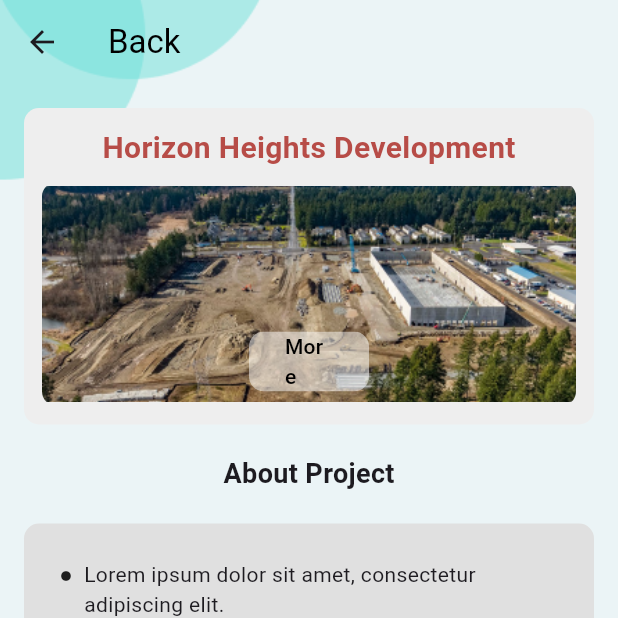
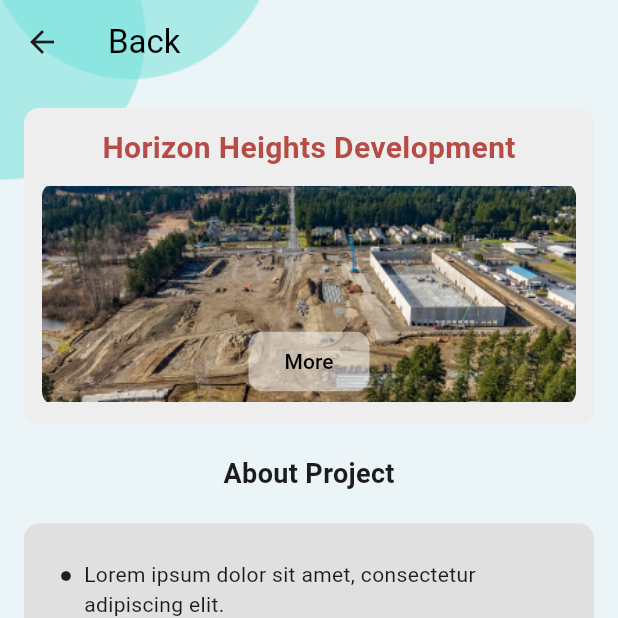
Before and after one commit to NepThunder/vizscope, a Flutter app: the Home screen opened by its route, after a tap on "Horizon Heights Development", on a phone screen of 412 x 824 dp, the top half of it. Run offline on Flutter 3.47's test engine with Material 3 defaults, Android fonts, the phone set to English and light mode, and no system bars; our stand-ins replace firebase_auth, firebase_core, flutter_dotenv, logger, lottie, photo_view; accounts and stored records are empty.

Commit message:
modified:   lib/pages/forgot_password.dart 	modified:   lib/pages/home.dart 	modified:   lib/pages/project_details.dart

```diff
--- a/lib/pages/forgot_password.dart
+++ b/lib/pages/forgot_password.dart
@@ -56,7 +56,7 @@ class _ForgotPasswordState extends State<ForgotPassword> {
           ),
         ),
       ),
-      resizeToAvoidBottomInset: true,
+      resizeToAvoidBottomInset: false,
       body: SingleChildScrollView(
         child: Padding(
           padding: const EdgeInsets.all(16.0),
--- a/lib/pages/home.dart
+++ b/lib/pages/home.dart
@@ -48,6 +48,7 @@ class _HomeState extends State<Home> {
         ),
       ),
       child: Scaffold(
+        resizeToAvoidBottomInset: false,
         backgroundColor: Colors.transparent,
         appBar: AppBar(
           title: const Text("Home"),
--- a/lib/pages/project_details.dart
+++ b/lib/pages/project_details.dart
@@ -81,7 +81,6 @@ class _ProjectDetailsState extends State<ProjectDetails> {
                                 child: ClipRRect(
                                   borderRadius: BorderRadius.circular(10),
                                   child: Container(
-                                    width: 80,
                                     height: 40,
                                     decoration: BoxDecoration(
                                       color: Colors.white.withOpacity(0.5),
@@ -306,23 +305,23 @@ class _ProjectDetailsState extends State<ProjectDetails> {
                     ],
                   ),
                 ),
-                const SizedBox(height: 20),
-                Container(
-                  padding: const EdgeInsets.all(12),
-                  decoration: BoxDecoration(
-                    color: Colors.grey[300],
-                    borderRadius: BorderRadius.circular(10),
-                  ),
-                  child: const Center(
-                    child: Text(
-                      "Pending Work",
-                      style: TextStyle(
-                        fontSize: 16,
-                        fontWeight: FontWeight.bold,
-                      ),
-                    ),
-                  ),
-                ),
+                // const SizedBox(height: 20),
+                // Container(
+                //   padding: const EdgeInsets.all(12),
+                //   decoration: BoxDecoration(
+                //     color: Colors.grey[300],
+                //     borderRadius: BorderRadius.circular(10),
+                //   ),
+                //   child: const Center(
+                //     child: Text(
+                //       "Pending Work",
+                //       style: TextStyle(
+                //         fontSize: 16,
+                //         fontWeight: FontWeight.bold,
+                //       ),
+                //     ),
+                //   ),
+                // ),
               ],
             ),
           ),
```
